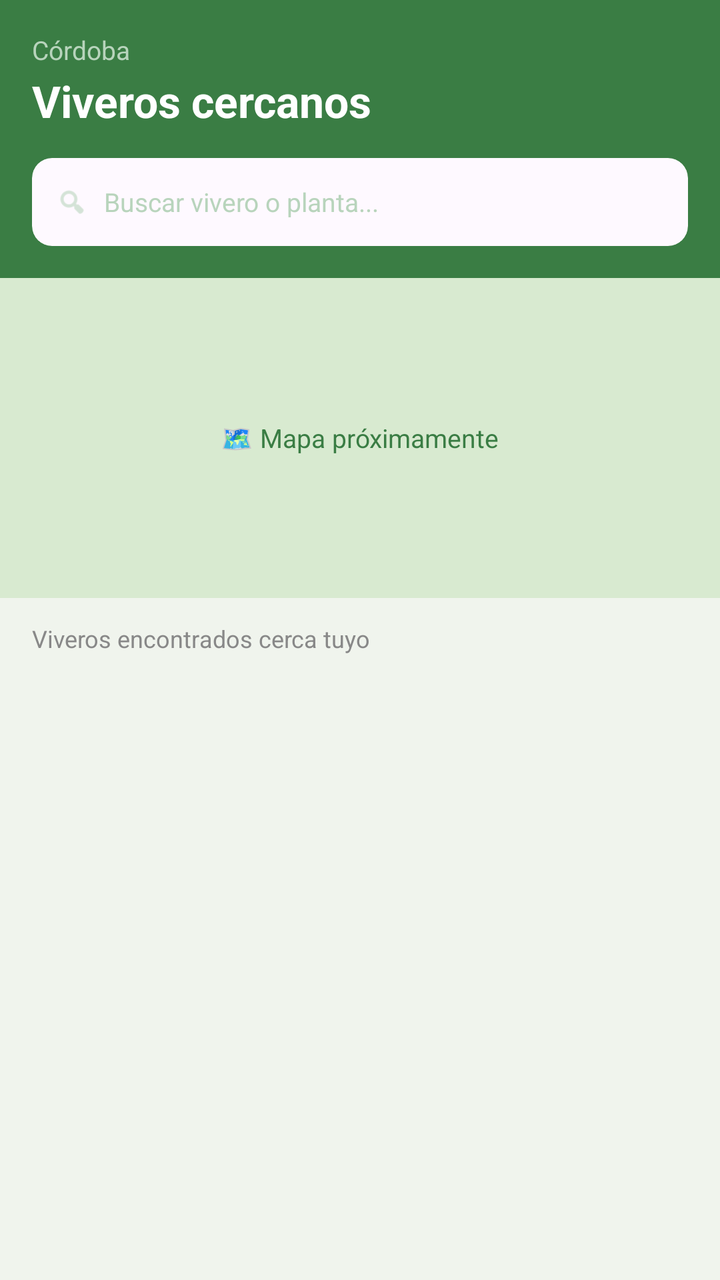
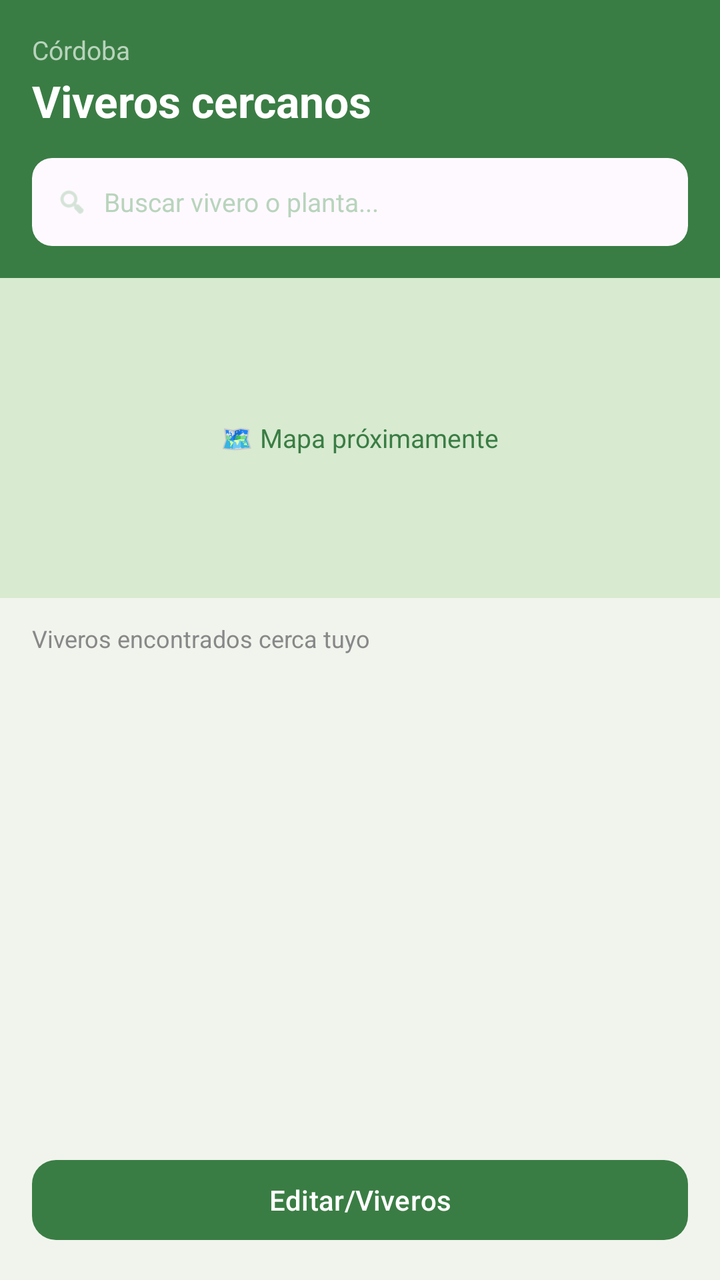

Compare the two renders of this Android layout. The source of the first and the diff that turns it into the second are given below.
<!-- AndroidManifest.xml: application theme Theme.Waterdropapp -->
<!-- res/layout/fragment_viveros.xml -->
<?xml version="1.0" encoding="utf-8"?>
<LinearLayout
    xmlns:android="http://schemas.android.com/apk/res/android"
    xmlns:app="http://schemas.android.com/apk/res-auto"
    android:layout_width="match_parent"
    android:layout_height="match_parent"
    android:orientation="vertical"
    android:background="#F0F4ED">

    
    <LinearLayout
        android:layout_width="match_parent"
        android:layout_height="wrap_content"
        android:background="#3A7D44"
        android:orientation="vertical"
        android:padding="16dp"
        android:paddingBottom="20dp">

        <TextView
            android:layout_width="wrap_content"
            android:layout_height="wrap_content"
            android:text="Córdoba"
            android:textSize="13sp"
            android:textColor="#B8D4BC"/>

        <TextView
            android:layout_width="wrap_content"
            android:layout_height="wrap_content"
            android:text="Viveros cercanos"
            android:textSize="22sp"
            android:textStyle="bold"
            android:textColor="#FFFFFF"
            android:layout_marginTop="2dp"
            android:layout_marginBottom="14dp"/>

        
        <com.google.android.material.card.MaterialCardView
            android:layout_width="match_parent"
            android:layout_height="44dp"
            app:cardCornerRadius="10dp"
            app:cardElevation="0dp"
            app:strokeWidth="0dp">

            <LinearLayout
                android:layout_width="match_parent"
                android:layout_height="match_parent"
                android:background="#33FFFFFF"
                android:orientation="horizontal"
                android:gravity="center_vertical"
                android:paddingStart="12dp"
                android:paddingEnd="12dp">

                <ImageView
                    android:layout_width="16dp"
                    android:layout_height="16dp"
                    android:src="@android:drawable/ic_menu_search"
                    app:tint="#B8D4BC"
                    android:layout_marginEnd="8dp"/>

                <EditText
                    android:id="@+id/etBuscarVivero"
                    android:layout_width="match_parent"
                    android:layout_height="match_parent"
                    android:hint="Buscar vivero o planta..."
                    android:textColorHint="#B8D4BC"
                    android:textColor="#FFFFFF"
                    android:textSize="13sp"
                    android:background="@null"
                    android:inputType="text"
                    android:imeOptions="actionSearch"/>

            </LinearLayout>
        </com.google.android.material.card.MaterialCardView>

    </LinearLayout>

    
    <FrameLayout
        android:id="@+id/frameMapaViveros"
        android:layout_width="match_parent"
        android:layout_height="160dp"
        android:background="#D8EAD0">

        <TextView
            android:layout_width="wrap_content"
            android:layout_height="wrap_content"
            android:layout_gravity="center"
            android:text="🗺️ Mapa próximamente"
            android:textSize="13sp"
            android:textColor="#3A7D44"/>

    </FrameLayout>

    
    <TextView
        android:id="@+id/tvCantidadViveros"
        android:layout_width="wrap_content"
        android:layout_height="wrap_content"
        android:text="Viveros encontrados cerca tuyo"
        android:textSize="12sp"
        android:textColor="#888888"
        android:layout_marginStart="16dp"
        android:layout_marginTop="12dp"
        android:layout_marginBottom="8dp"/>

    
    <androidx.recyclerview.widget.RecyclerView
        android:id="@+id/rvViveros"
        android:layout_width="match_parent"
        android:layout_height="0dp"
        android:layout_weight="1"
        android:paddingStart="16dp"
        android:paddingEnd="16dp"
        android:paddingBottom="12dp"
        android:clipToPadding="false"/>

</LinearLayout>
<!-- resources referenced by this layout -->
<resources>
  <style name="Theme.Waterdropapp" parent="Theme.Material3.Light.NoActionBar">
          <item name="colorPrimary">#4CAF50</item>
          <item name="colorPrimaryContainer">#C8E6C9</item>
          <item name="android:statusBarColor">#4CAF50</item>
      </style>
</resources>

<!-- the commit's change to res/layout/fragment_viveros.xml (unified diff, before → after) -->
@@ -114,4 +114,16 @@
         android:paddingBottom="12dp"
         android:clipToPadding="false"/>
 
+    
+    <com.google.android.material.button.MaterialButton
+        android:id="@+id/btnPublicar"
+        android:layout_width="match_parent"
+        android:layout_height="48dp"
+        android:layout_margin="16dp"
+        android:text="Editar/Viveros"
+        android:textSize="14sp"
+        android:textColor="#FFFFFF"
+        app:backgroundTint="#3A7D44"
+        app:cornerRadius="12dp"/>
+
 </LinearLayout>
